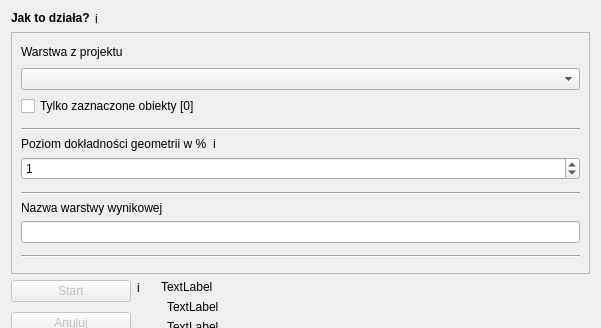
gis-support/gis-support-plugin, file gissupport_plugin/modules/uldk/modules/check_layer/main_base.ui: the form before one commit; both pictures show x 0 to 601 and y 0 to 328 of the 601 by 578 pixel window.
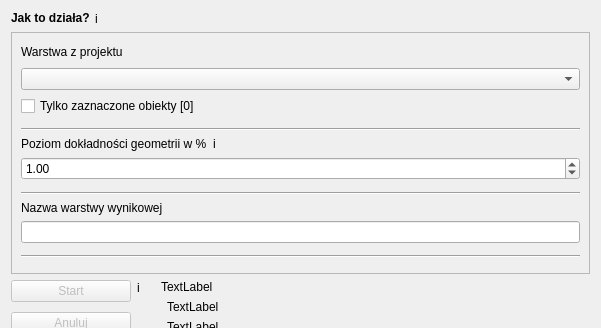
The form after the commit. Custom widgets are drawn as their Qt base class.

Commit message: DEV-8882 i DEV-8883 fix

The edit to the form file:
```diff
--- a/gissupport_plugin/modules/uldk/modules/check_layer/main_base.ui
+++ b/gissupport_plugin/modules/uldk/modules/check_layer/main_base.ui
@@ -242,12 +242,12 @@
           </layout>
          </item>
          <item>
-          <widget class="QSpinBox" name="input_percent">
+          <widget class="QDoubleSpinBox" name="input_percent">
            <property name="maximum">
-            <number>100</number>
+            <double>100.000000000000000</double>
            </property>
            <property name="value">
-            <number>1</number>
+            <double>1.000000000000000</double>
            </property>
           </widget>
          </item>
```
The commit also changes 1 other file.
